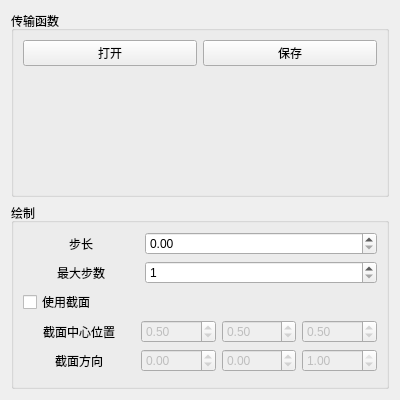
Qt form app/direct_volume_render/main_window.ui (Kouek/vis-osg-qt) before a commit.
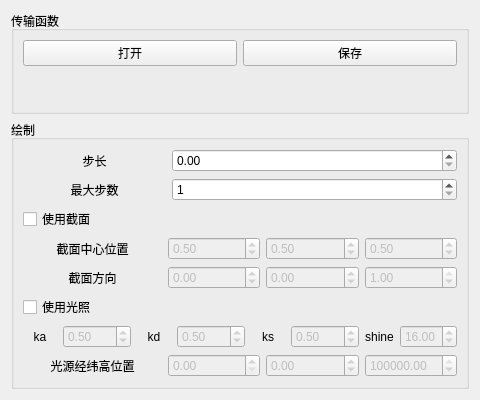
The same form after that commit.

Commit message: DVR添加Blinn-Phong光照

Diff of the .ui file:
```diff
--- a/app/direct_volume_render/main_window.ui
+++ b/app/direct_volume_render/main_window.ui
@@ -6,7 +6,7 @@
    <rect>
     <x>0</x>
     <y>0</y>
-    <width>400</width>
+    <width>480</width>
     <height>400</height>
    </rect>
   </property>
@@ -235,6 +235,162 @@
         </item>
        </layout>
       </item>
+      <item>
+       <widget class="QCheckBox" name="checkBox_UseShading">
+        <property name="text">
+         <string>使用光照</string>
+        </property>
+       </widget>
+      </item>
+      <item>
+       <layout class="QHBoxLayout" name="horizontalLayout_6" stretch="1,2,1,2,1,2,0,0">
+        <item>
+         <widget class="QLabel" name="label_Ka">
+          <property name="text">
+           <string>ka</string>
+          </property>
+          <property name="alignment">
+           <set>Qt::AlignCenter</set>
+          </property>
+         </widget>
+        </item>
+        <item>
+         <widget class="QDoubleSpinBox" name="doubleSpinBox_Ka">
+          <property name="enabled">
+           <bool>false</bool>
+          </property>
+          <property name="singleStep">
+           <double>0.100000000000000</double>
+          </property>
+          <property name="value">
+           <double>0.500000000000000</double>
+          </property>
+         </widget>
+        </item>
+        <item>
+         <widget class="QLabel" name="label_Kd">
+          <property name="text">
+           <string>kd</string>
+          </property>
+          <property name="alignment">
+           <set>Qt::AlignCenter</set>
+          </property>
+         </widget>
+        </item>
+        <item>
+         <widget class="QDoubleSpinBox" name="doubleSpinBox_Kd">
+          <property name="enabled">
+           <bool>false</bool>
+          </property>
+          <property name="singleStep">
+           <double>0.100000000000000</double>
+          </property>
+          <property name="value">
+           <double>0.500000000000000</double>
+          </property>
+         </widget>
+        </item>
+        <item>
+         <widget class="QLabel" name="label_Ks">
+          <property name="text">
+           <string>ks</string>
+          </property>
+          <property name="alignment">
+           <set>Qt::AlignCenter</set>
+          </property>
+         </widget>
+        </item>
+        <item>
+         <widget class="QDoubleSpinBox" name="doubleSpinBox_Ks">
+          <property name="enabled">
+           <bool>false</bool>
+          </property>
+          <property name="singleStep">
+           <double>0.100000000000000</double>
+          </property>
+          <property name="value">
+           <double>0.500000000000000</double>
+          </property>
+         </widget>
+        </item>
+        <item>
+         <widget class="QLabel" name="label_Shininess">
+          <property name="text">
+           <string>shine</string>
+          </property>
+          <property name="alignment">
+           <set>Qt::AlignCenter</set>
+          </property>
+         </widget>
+        </item>
+        <item>
+         <widget class="QDoubleSpinBox" name="doubleSpinBox_Shininess">
+          <property name="enabled">
+           <bool>false</bool>
+          </property>
+          <property name="singleStep">
+           <double>0.100000000000000</double>
+          </property>
+          <property name="value">
+           <double>16.000000000000000</double>
+          </property>
+         </widget>
+        </item>
+       </layout>
+      </item>
+      <item>
+       <layout class="QHBoxLayout" name="horizontalLayout_7" stretch="3,2,2,2">
+        <item>
+         <widget class="QLabel" name="label_5">
+          <property name="text">
+           <string>光源经纬高位置</string>
+          </property>
+          <property name="alignment">
+           <set>Qt::AlignCenter</set>
+          </property>
+         </widget>
+        </item>
+        <item>
+         <widget class="QDoubleSpinBox" name="doubleSpinBox_LightPosLon">
+          <property name="enabled">
+           <bool>false</bool>
+          </property>
+          <property name="maximum">
+           <double>180.000000000000000</double>
+          </property>
+         </widget>
+        </item>
+        <item>
+         <widget class="QDoubleSpinBox" name="doubleSpinBox_LightPosLat">
+          <property name="enabled">
+           <bool>false</bool>
+          </property>
+          <property name="minimum">
+           <double>-90.000000000000000</double>
+          </property>
+          <property name="maximum">
+           <double>90.000000000000000</double>
+          </property>
+         </widget>
+        </item>
+        <item>
+         <widget class="QDoubleSpinBox" name="doubleSpinBox_LightPosH">
+          <property name="enabled">
+           <bool>false</bool>
+          </property>
+          <property name="maximum">
+           <double>100000000000.000000000000000</double>
+          </property>
+          <property name="singleStep">
+           <double>100.000000000000000</double>
+          </property>
+          <property name="value">
+           <double>7378137.000000000000000</double>
+          </property>
+         </widget>
+        </item>
+       </layout>
+      </item>
      </layout>
     </widget>
    </item>
```
The commit also changes 4 other files.
